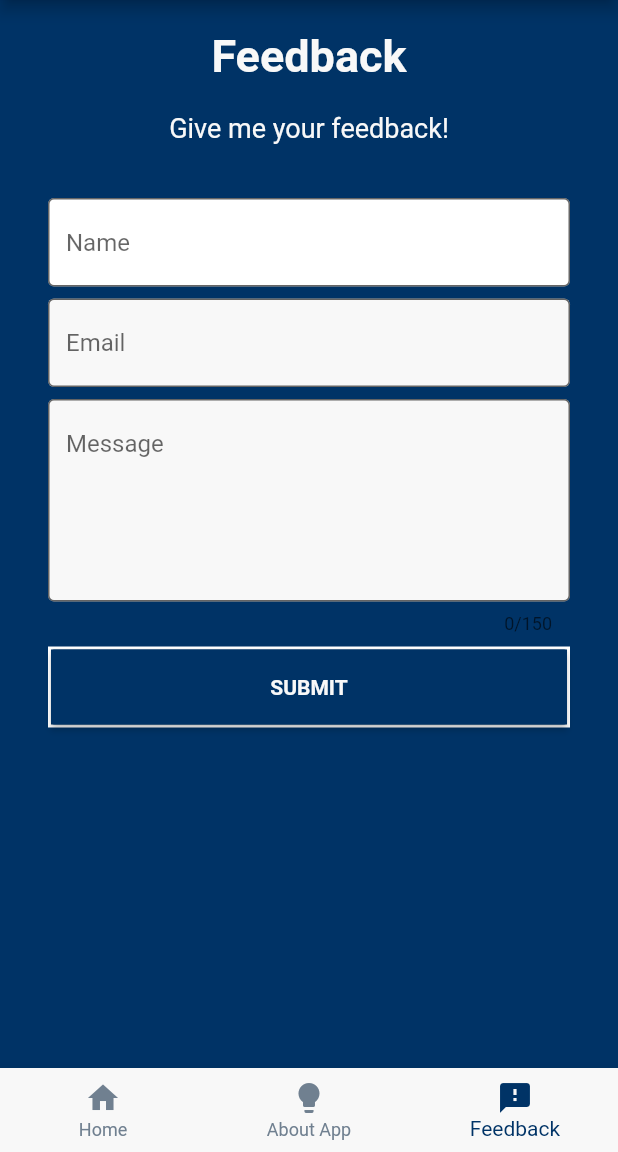
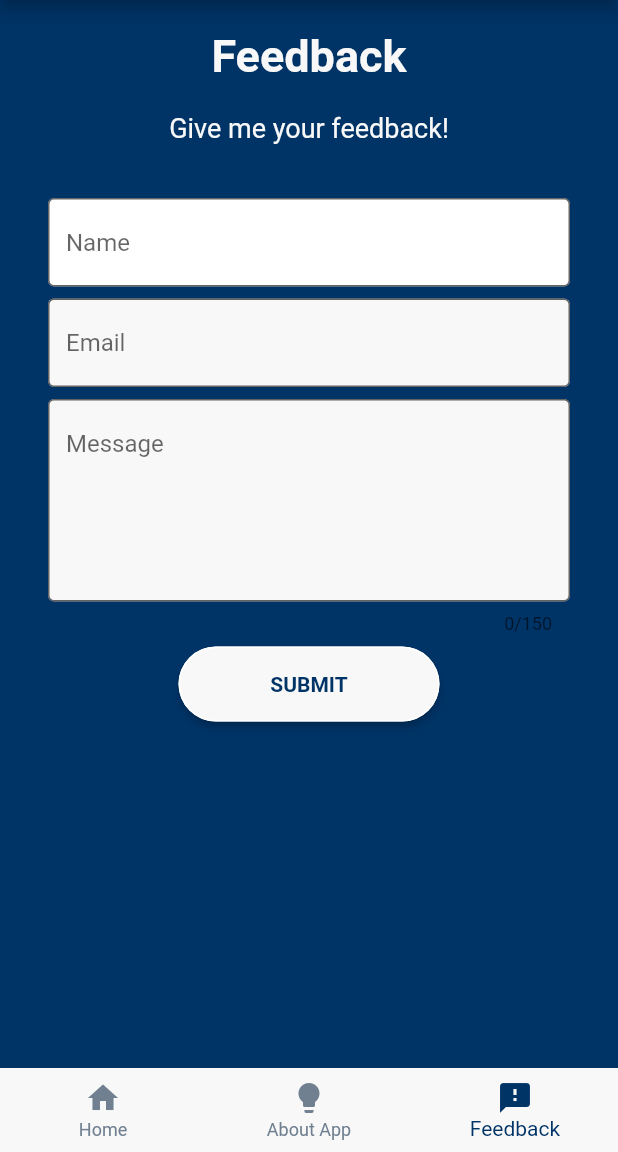
Before and after one commit to fritzlamparas/StudyForge, a Flutter app: the screen it shows after launch, item 3 of the bottom bar chosen, on a phone screen of 412 x 824 dp, the part 84-1236 px from its top. Run offline on Flutter 3.47's test engine with Material 2 defaults, Android fonts, the phone set to English and light mode, and no system bars; our stand-ins replace cloud_firestore, firebase_core, flutter_native_splash; accounts and stored records are empty; Roboto replaces fonts that are missing (RobotoBold, RobotoMedium).

```diff
--- a/lib/nav_pages/feedBack.dart
+++ b/lib/nav_pages/feedBack.dart
@@ -10,14 +10,25 @@ class SimpleDialog extends StatelessWidget {
   @override
   Widget build(BuildContext context) {
     return AlertDialog(
-      title: const Text('Feedback Sent'),
+      backgroundColor: const Color.fromRGBO(248, 248, 248, 1.0),
+      title: const Text('Feedback Sent',
+          style: TextStyle(
+            color: Color.fromRGBO(0, 51, 102, 1.0),
+            fontWeight: FontWeight.bold,
+            fontSize: 25,
+          )),
       content: Text(title),
       actions: [
         TextButton(
             onPressed: () {
               Navigator.of(context).pop();
             },
-            child: const Text('OK'))
+            child: const Text('OK',
+                style: TextStyle(
+                  color: Color.fromRGBO(0, 51, 102, 1.0),
+                  fontWeight: FontWeight.bold,
+                  fontSize: 18,
+                )))
       ],
     );
   }
@@ -157,16 +168,18 @@ class _FeedbackPageState extends State<FeedbackPage> {
                         },
                       ),
                       const SizedBox(height: 8.0),
-                      Container(
-                        decoration: BoxDecoration(
-                          border: Border.all(
+                      MaterialButton(
+                        height: 50.0,
+                        minWidth: MediaQuery.of(context).size.width / 2 -
+                            32.0, // Adjust the width to be half minus padding
+                        color: const Color.fromRGBO(248, 248, 248, 1.0),
+                        shape: RoundedRectangleBorder(
+                          borderRadius: BorderRadius.circular(30.0),
+                          side: const BorderSide(
                             color: Colors.white,
-                              width: 2), // Border color and width
+                            width: 1,
                           ),
-                        child: MaterialButton(
-                          height: 50.0,
-                          minWidth: double.infinity,
-                          color: const Color.fromRGBO(0, 51, 102, 1.0),
+                        ),
                         onPressed: () {
                           if (_formKey.currentState!.validate()) {
                             showDialog(
@@ -174,7 +187,8 @@ class _FeedbackPageState extends State<FeedbackPage> {
                               builder: (BuildContext context) {
                                 return const SimpleDialog(
                                     'Your feedback has been submitted.');
-                                  });
+                              },
+                            );
                             Map<String, dynamic> data = {
                               "Name": nameOfuser.text,
                               "Email": emailOfuser.text,
@@ -196,8 +210,7 @@ class _FeedbackPageState extends State<FeedbackPage> {
                           style: TextStyle(
                             fontFamily: 'RobotoBold',
                             fontWeight: FontWeight.bold,
-                              color: Color.fromRGBO(248, 248, 248, 1.0),
-                            ),
+                            color: Color.fromRGBO(0, 51, 102, 1.0),
                           ),
                         ),
                       )
--- a/lib/nav_pages/home.dart
+++ b/lib/nav_pages/home.dart
@@ -1,3 +1,5 @@
+// ignore_for_file: camel_case_types
+
 import 'package:flutter/material.dart';
 import 'package:studyforge/widgets/quiz.dart';
 import '../widgets/card.dart';
--- a/pubspec.yaml
+++ b/pubspec.yaml
@@ -44,7 +44,7 @@ dependencies:
 
 
 flutter_native_splash:
-  color: "#1f1f1f"
+  color: "#f8f8f8"
   image: assets/images/logo.png
   web: true
 
@@ -71,7 +71,7 @@ flutter_icons:
   web:
     generate: true
     image_path: "assets/images/LauncherIcon.png"
-    background_color: "#000000"
+    background_color: "#f8f8f8"
     theme_color: "#hexcode"
   windows:
     generate: true
```
Also changed, not shown: lib/widgets/quiz.dart (+5 -2 lines), assets/images/logo.png, 48 other files. Lines whose indentation alone changed are shown as unchanged.
